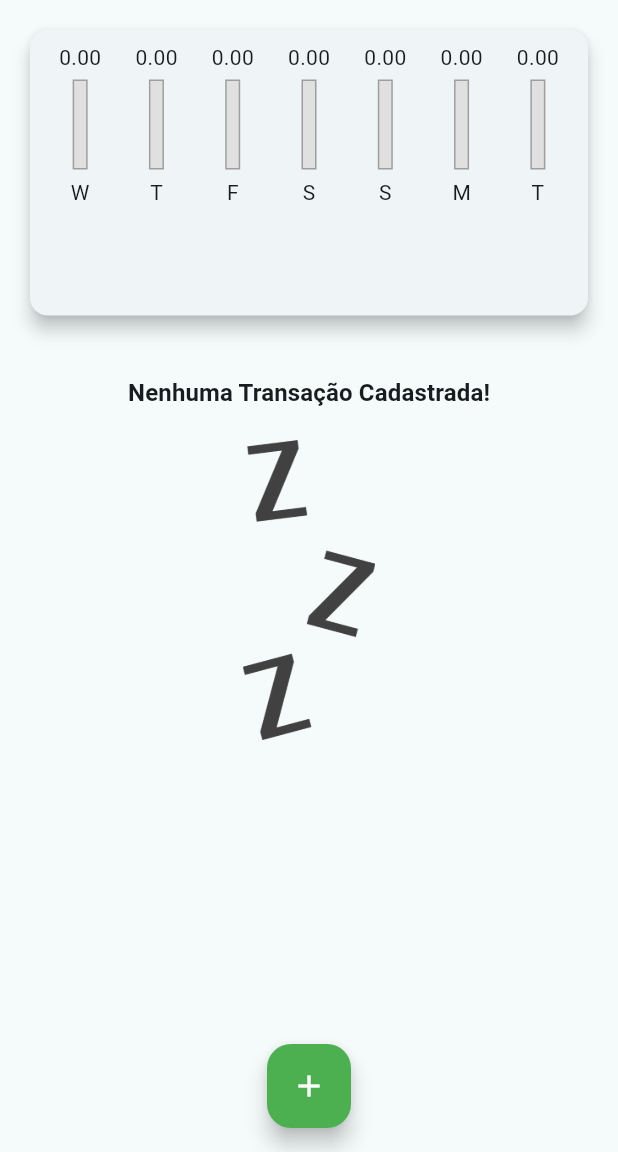
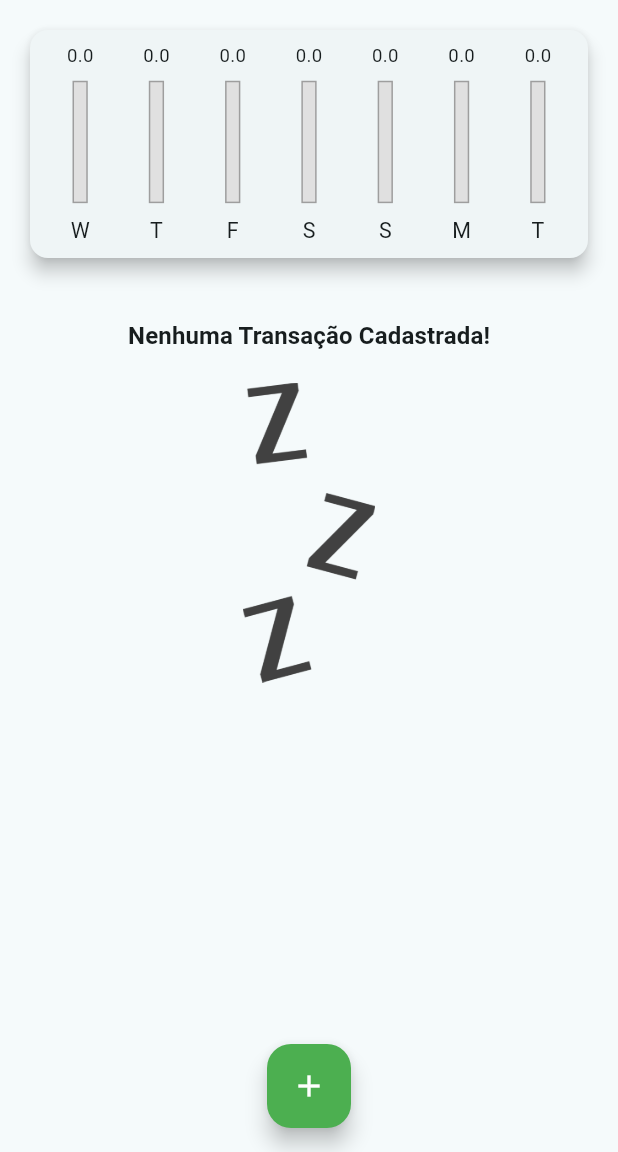
Before and after one commit to mateusalmeiida/despesas-pessoais-flutter, a Flutter app: the screen it shows after launch, on a phone screen of 412 x 824 dp, the part 84-1236 px from its top. Run offline on Flutter 3.47's test engine with Material 3 defaults, Android fonts, the phone set to English and light mode, and no system bars.

Commit message:
Tamanho do gráfico se ajusta ao ajustar o container pai

```diff
--- a/lib/components/chart_bar.dart
+++ b/lib/components/chart_bar.dart
@@ -14,15 +14,16 @@ class ChartBar extends StatelessWidget {
 
   @override
   Widget build(BuildContext context) {
+    return LayoutBuilder(builder: (ctx, constraints) {
       return Column(
         children: [
           SizedBox(
-            height: 20,
-            child: FittedBox(child: Text(value.toStringAsFixed(2)))),
-        SizedBox(height: 5),
+              height: constraints.maxHeight * 0.13,
+              child: FittedBox(child: Text(value.toStringAsFixed(1)))),
+          SizedBox(height: constraints.maxHeight * 0.06),
           SizedBox(
-          height: 60,
-          width: 10,
+            height: constraints.maxHeight * 0.6,
+            width: constraints.maxWidth * 0.2,
             child: Stack(
               alignment: Alignment.bottomCenter,
               children: [
@@ -42,9 +43,12 @@ class ChartBar extends StatelessWidget {
               ],
             ),
           ),
-        SizedBox(height: 5),
-        Text(label),
+          SizedBox(height: constraints.maxHeight * 0.06),
+          SizedBox(
+              height: constraints.maxHeight * 0.15,
+              child: FittedBox(child: Text(label))),
         ],
       );
+    });
   }
 }
--- a/lib/main.dart
+++ b/lib/main.dart
@@ -115,10 +115,10 @@ class _MyHomePageState extends State<MyHomePage> {
           crossAxisAlignment: CrossAxisAlignment.stretch,
           children: [
             SizedBox(
-                height: availableHeight * 0.3,
+                height: availableHeight * 0.25,
                 child: Chart(recentTransactions: _recentTransactions)),
             SizedBox(
-              height: availableHeight * 0.7,
+              height: availableHeight * 0.75,
               child: TransactionList(
                 transactions: _transactions,
                 onRemove: _deleteTransaction,
```
Lines whose indentation alone changed are shown as unchanged.
